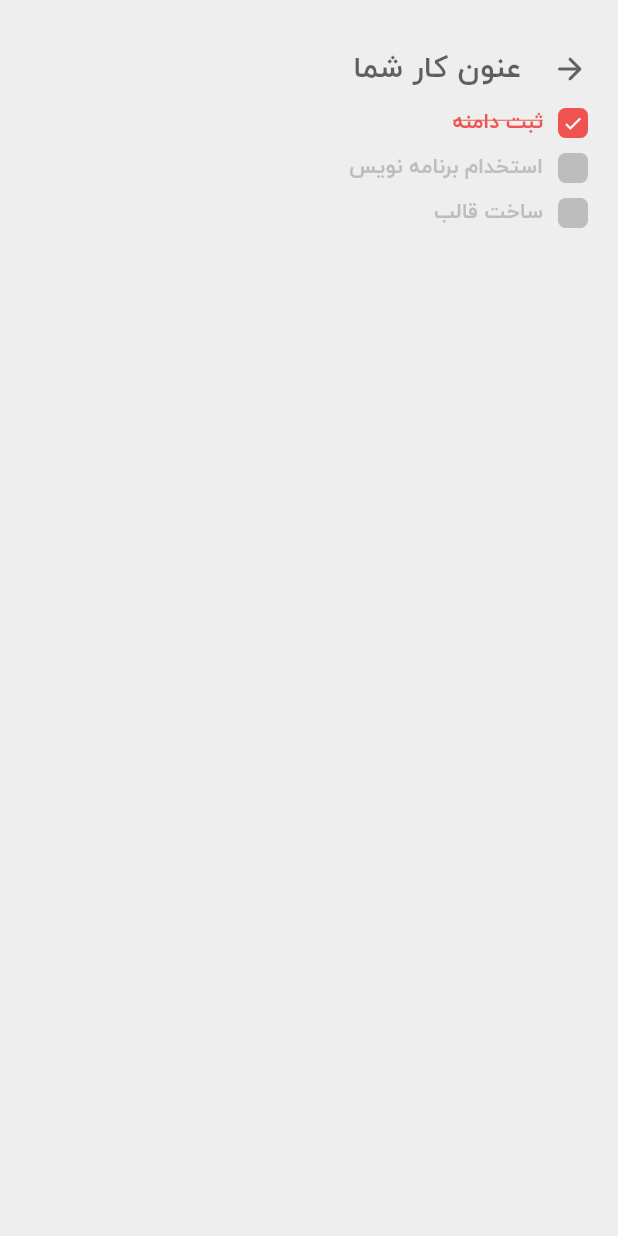
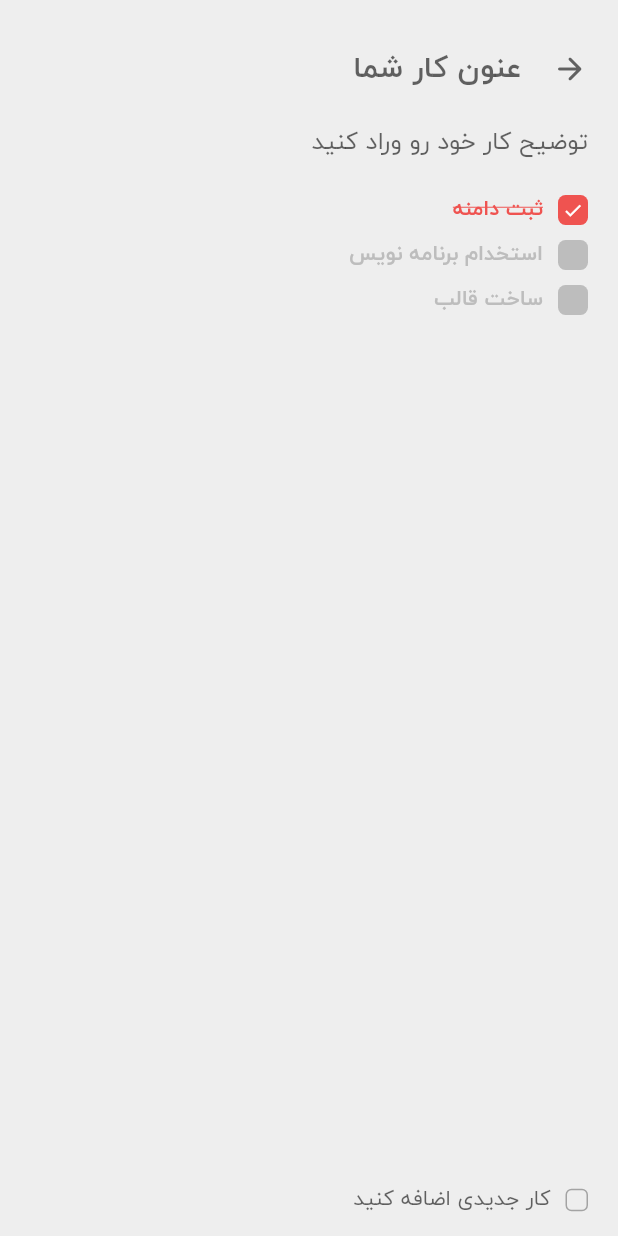
Before and after one commit to mehrdad03/todoapp, a Flutter app: the TaskScreen screen opened directly, on a phone screen of 412 x 824 dp. Run offline on Flutter 3.47's test engine with Material 2 defaults, Android fonts, the phone set to English and light mode, and no system bars.

Commit message:
complete add task form view

```diff
--- a/lib/screens/task.dart
+++ b/lib/screens/task.dart
@@ -45,14 +45,49 @@ class TaskScreenState extends State<TaskScreen> {
                       ))
                     ],
                   ),
+                  const TextField(
+                    decoration: InputDecoration(
+                      hintText: 'توضیح کار خود رو وراد کنید',
+                      border: InputBorder.none,
+                    ),
+                    minLines: 1,
+                    maxLines: 3,
+                  ),
                   Expanded(
-                      child: ListView(
-                    children:  [
-                      ToDoWidgets(title: 'ثبت دامنه',isDone: true),
-                      ToDoWidgets(title: 'استخدام برنامه نویس',isDone: false),
-                      ToDoWidgets(title: 'ساخت قالب',isDone: false),
+                      child: Padding(
+                    padding: EdgeInsets.only(top: 10),
+                    child: ListView(
+                      children: [
+                        ToDoWidgets(title: 'ثبت دامنه', isDone: true),
+                        ToDoWidgets(
+                            title: 'استخدام برنامه نویس', isDone: false),
+                        ToDoWidgets(title: 'ساخت قالب', isDone: false),
+                      ],
+                    ),
+                  )),
+                  Row(
+                    children: [
+                      Container(
+                        margin: EdgeInsets.only(left: 10),
+                        width: 15,
+                        height: 15,
+                        decoration: BoxDecoration(
+                            color: Colors.grey[200],
+                            border: Border.all(
+                              color: Color.fromARGB(80, 0, 0, 0),
+                            ),
+                            borderRadius: BorderRadius.circular(4)),
+                      ),
+                      Expanded(
+                          child: TextField(
+                        decoration: const InputDecoration(
+                          hintText: "کار جدیدی اضافه کنید",
+                          border: InputBorder.none,
+                        ),
+                        style: TextStyle(color: Colors.grey[600], fontSize: 14),
+                      ))
                     ],
-                  ))
+                  )
                 ],
               ),
             ),
```
